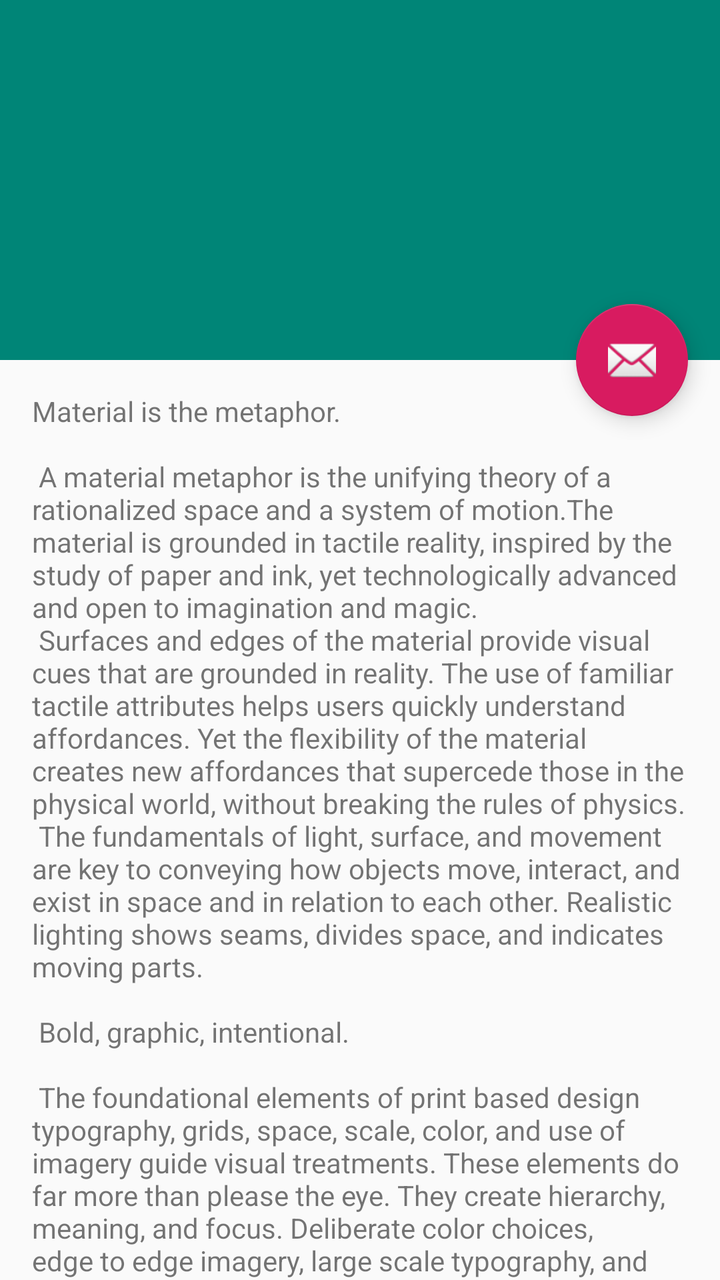
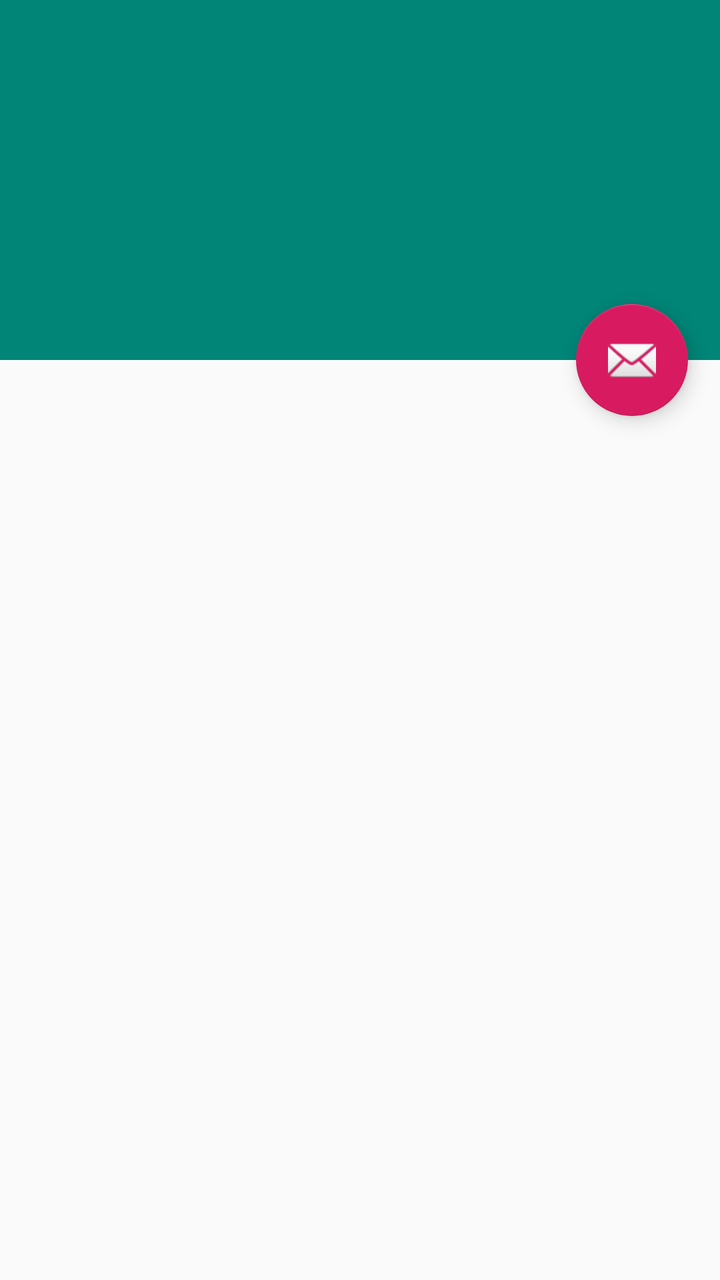

Two renders of the same Android screen: before a commit and after it. Below are the layout's source before the change and the commit's diff.
<!-- AndroidManifest.xml: activity theme AppTheme.NoActionBar -->
<!-- res/layout/activity_chapter.xml -->
<?xml version="1.0" encoding="utf-8"?>
<android.support.design.widget.CoordinatorLayout
        xmlns:android="http://schemas.android.com/apk/res/android"
        xmlns:app="http://schemas.android.com/apk/res-auto"
        xmlns:tools="http://schemas.android.com/tools"
        android:layout_width="match_parent"
        android:layout_height="match_parent"
        android:fitsSystemWindows="true"
        tools:context=".Activities.ChapterActivity">

    <android.support.design.widget.AppBarLayout
            android:id="@+id/app_bar"
            android:fitsSystemWindows="true"
            android:layout_height="@dimen/app_bar_height"
            android:layout_width="match_parent"
            android:theme="@style/AppTheme.AppBarOverlay">

        <android.support.design.widget.CollapsingToolbarLayout
                android:id="@+id/toolbar_layout"
                android:fitsSystemWindows="true"
                android:layout_width="match_parent"
                android:layout_height="match_parent"
                app:toolbarId="@+id/toolbar"
                app:layout_scrollFlags="scroll|exitUntilCollapsed"
                app:contentScrim="?attr/colorPrimary">

            <android.support.v7.widget.Toolbar
                    android:id="@+id/toolbar"
                    android:layout_height="?attr/actionBarSize"
                    android:layout_width="match_parent"
                    app:layout_collapseMode="pin"
                    app:popupTheme="@style/AppTheme.PopupOverlay"/>

        </android.support.design.widget.CollapsingToolbarLayout>
    </android.support.design.widget.AppBarLayout>

    <include layout="@layout/content_chapter"/>

    <android.support.design.widget.FloatingActionButton
            android:id="@+id/fab"
            android:layout_width="wrap_content"
            android:layout_height="wrap_content"
            android:layout_margin="@dimen/fab_margin"
            app:layout_anchor="@id/app_bar"
            app:layout_anchorGravity="bottom|end"
            app:srcCompat="@android:drawable/ic_dialog_email"/>

</android.support.design.widget.CoordinatorLayout>
<!-- res/layout/content_chapter.xml (included above) -->
<?xml version="1.0" encoding="utf-8"?>
<android.support.v4.widget.NestedScrollView
        xmlns:android="http://schemas.android.com/apk/res/android"
        xmlns:tools="http://schemas.android.com/tools"
        xmlns:app="http://schemas.android.com/apk/res-auto"
        app:layout_behavior="@string/appbar_scrolling_view_behavior"
        tools:showIn="@layout/activity_chapter"
        android:layout_width="match_parent"
        android:layout_height="match_parent"
        tools:context=".Activities.ChapterActivity">

    <TextView
            android:layout_width="wrap_content"
            android:layout_height="wrap_content"
            android:layout_margin="@dimen/text_margin"
            android:text="@string/large_text"/>

</android.support.v4.widget.NestedScrollView>
<!-- resources referenced by this layout -->
<resources>
  <dimen name="text_margin">16dp</dimen>
  <string name="large_text">
          "Material is the metaphor.\n\n"
  
          "A material metaphor is the unifying theory of a rationalized space and a system of motion."
          "The material is grounded in tactile reality, inspired by the study of paper and ink, yet "
          "technologically advanced and open to imagination and magic.\n"
          "Surfaces and edges of the material provide visual cues that are grounded in reality. The "
          "use of familiar tactile attributes helps users quickly understand affordances. Yet the "
          "flexibility of the material creates new affordances that supercede those in the physical "
          "world, without breaking the rules of physics.\n"
          "The fundamentals of light, surface, and movement are key to conveying how objects move, "
          "interact, and exist in space and in relation to each other. Realistic lighting shows "
          "seams, divides space, and indicates moving parts.\n\n"
  
          "Bold, graphic, intentional.\n\n"
  
          "The foundational elements of print based design typography, grids, space, scale, color, "
          "and use of imagery guide visual treatments. These elements do far more than please the "
          "eye. They create hierarchy, meaning, and focus. Deliberate color choices, edge to edge "
          "imagery, large scale typography, and intentional white space create a bold and graphic "
          "interface that immerse the user in the experience.\n"
          "An emphasis on user actions makes core functionality immediately apparent and provides "
          "waypoints for the user.\n\n"
  
          "Motion provides meaning.\n\n"
  
          "Motion respects and reinforces the user as the prime mover. Primary user actions are "
          "inflection points that initiate motion, transforming the whole design.\n"
          "All action takes place in a single environment. Objects are presented to the user without "
          "breaking the continuity of experience even as they transform and reorganize.\n"
          "Motion is meaningful and appropriate, serving to focus attention and maintain continuity. "
          "Feedback is subtle yet clear. Transitions are efﬁcient yet coherent.\n\n"
  
          "3D world.\n\n"
  
          "The material environment is a 3D space, which means all objects have x, y, and z "
          "dimensions. The z-axis is perpendicularly aligned to the plane of the display, with the "
          "positive z-axis extending towards the viewer. Every sheet of material occupies a single "
          "position along the z-axis and has a standard 1dp thickness.\n"
          "On the web, the z-axis is used for layering and not for perspective. The 3D world is "
          "emulated by manipulating the y-axis.\n\n"
  
          "Light and shadow.\n\n"
  
          "Within the material environment, virtual lights illuminate the scene. Key lights create "
          "directional shadows, while ambient light creates soft shadows from all angles.\n"
          "Shadows in the material environment are cast by these two light sources. In Android "
          "development, shadows occur when light sources are blocked by sheets of material at "
          "various positions along the z-axis. On the web, shadows are depicted by manipulating the "
          "y-axis only. The following example shows the card with a height of 6dp.\n\n"
  
          "Resting elevation.\n\n"
  
          "All material objects, regardless of size, have a resting elevation, or default elevation "
          "that does not change. If an object changes elevation, it should return to its resting "
          "elevation as soon as possible.\n\n"
  
          "Component elevations.\n\n"
  
          "The resting elevation for a component type is consistent across apps (e.g., FAB elevation "
          "does not vary from 6dp in one app to 16dp in another app).\n"
          "Components may have different resting elevations across platforms, depending on the depth "
          "of the environment (e.g., TV has a greater depth than mobile or desktop).\n\n"
  
          "Responsive elevation and dynamic elevation offsets.\n\n"
  
          "Some component types have responsive elevation, meaning they change elevation in response "
          "to user input (e.g., normal, focused, and pressed) or system events. These elevation "
          "changes are consistently implemented using dynamic elevation offsets.\n"
          "Dynamic elevation offsets are the goal elevation that a component moves towards, relative "
          "to the component’s resting state. They ensure that elevation changes are consistent "
          "across actions and component types. For example, all components that lift on press have "
          "the same elevation change relative to their resting elevation.\n"
          "Once the input event is completed or cancelled, the component will return to its resting "
          "elevation.\n\n"
  
          "Avoiding elevation interference.\n\n"
  
          "Components with responsive elevations may encounter other components as they move between "
          "their resting elevations and dynamic elevation offsets. Because material cannot pass "
          "through other material, components avoid interfering with one another any number of ways, "
          "whether on a per component basis or using the entire app layout.\n"
          "On a component level, components can move or be removed before they cause interference. "
          "For example, a floating action button (FAB) can disappear or move off screen before a "
          "user picks up a card, or it can move if a snackbar appears.\n"
          "On the layout level, design your app layout to minimize opportunities for interference. "
          "For example, position the FAB to one side of stream of a cards so the FAB won’t interfere "
          "when a user tries to pick up one of cards.\n\n"
      </string>
  <!-- unchanged entries left out for length: 5 -->
</resources>

<!-- the commit's change to res/layout/activity_chapter.xml (unified diff, before → after) -->
@@ -34,7 +34,7 @@
         </android.support.design.widget.CollapsingToolbarLayout>
     </android.support.design.widget.AppBarLayout>
 
-    <include layout="@layout/content_chapter"/>
+    <include layout="@layout/content_chapter" android:id="@+id/chapterRecyclerView"/>
 
     <android.support.design.widget.FloatingActionButton
             android:id="@+id/fab"
@@ -57,11 +57,7 @@
         android:layout_width="match_parent"
         android:layout_height="match_parent"
         tools:context=".Activities.ChapterActivity">
-
-    <TextView
-            android:layout_width="wrap_content"
-            android:layout_height="wrap_content"
-            android:layout_margin="@dimen/text_margin"
-            android:text="@string/large_text"/>
-
+    <android.support.v7.widget.RecyclerView
+            android:layout_width="match_parent"
+            android:layout_height="wrap_content"/>
 </android.support.v4.widget.NestedScrollView>
<!-- resource entries referenced after the edit -->
@@ -1,95 +1,5 @@
 <!-- resources referenced by this layout -->
 <resources>
-  <dimen name="text_margin">16dp</dimen>
-  <string name="large_text">
-          "Material is the metaphor.\n\n"
-  
-          "A material metaphor is the unifying theory of a rationalized space and a system of motion."
-          "The material is grounded in tactile reality, inspired by the study of paper and ink, yet "
-          "technologically advanced and open to imagination and magic.\n"
-          "Surfaces and edges of the material provide visual cues that are grounded in reality. The "
-          "use of familiar tactile attributes helps users quickly understand affordances. Yet the "
-          "flexibility of the material creates new affordances that supercede those in the physical "
-          "world, without breaking the rules of physics.\n"
-          "The fundamentals of light, surface, and movement are key to conveying how objects move, "
-          "interact, and exist in space and in relation to each other. Realistic lighting shows "
-          "seams, divides space, and indicates moving parts.\n\n"
-  
-          "Bold, graphic, intentional.\n\n"
-  
-          "The foundational elements of print based design typography, grids, space, scale, color, "
-          "and use of imagery guide visual treatments. These elements do far more than please the "
-          "eye. They create hierarchy, meaning, and focus. Deliberate color choices, edge to edge "
-          "imagery, large scale typography, and intentional white space create a bold and graphic "
-          "interface that immerse the user in the experience.\n"
-          "An emphasis on user actions makes core functionality immediately apparent and provides "
-          "waypoints for the user.\n\n"
-  
-          "Motion provides meaning.\n\n"
-  
-          "Motion respects and reinforces the user as the prime mover. Primary user actions are "
-          "inflection points that initiate motion, transforming the whole design.\n"
-          "All action takes place in a single environment. Objects are presented to the user without "
-          "breaking the continuity of experience even as they transform and reorganize.\n"
-          "Motion is meaningful and appropriate, serving to focus attention and maintain continuity. "
-          "Feedback is subtle yet clear. Transitions are efﬁcient yet coherent.\n\n"
-  
-          "3D world.\n\n"
-  
-          "The material environment is a 3D space, which means all objects have x, y, and z "
-          "dimensions. The z-axis is perpendicularly aligned to the plane of the display, with the "
-          "positive z-axis extending towards the viewer. Every sheet of material occupies a single "
-          "position along the z-axis and has a standard 1dp thickness.\n"
-          "On the web, the z-axis is used for layering and not for perspective. The 3D world is "
-          "emulated by manipulating the y-axis.\n\n"
-  
-          "Light and shadow.\n\n"
-  
-          "Within the material environment, virtual lights illuminate the scene. Key lights create "
-          "directional shadows, while ambient light creates soft shadows from all angles.\n"
-          "Shadows in the material environment are cast by these two light sources. In Android "
-          "development, shadows occur when light sources are blocked by sheets of material at "
-          "various positions along the z-axis. On the web, shadows are depicted by manipulating the "
-          "y-axis only. The following example shows the card with a height of 6dp.\n\n"
-  
-          "Resting elevation.\n\n"
-  
-          "All material objects, regardless of size, have a resting elevation, or default elevation "
-          "that does not change. If an object changes elevation, it should return to its resting "
-          "elevation as soon as possible.\n\n"
-  
-          "Component elevations.\n\n"
-  
-          "The resting elevation for a component type is consistent across apps (e.g., FAB elevation "
-          "does not vary from 6dp in one app to 16dp in another app).\n"
-          "Components may have different resting elevations across platforms, depending on the depth "
-          "of the environment (e.g., TV has a greater depth than mobile or desktop).\n\n"
-  
-          "Responsive elevation and dynamic elevation offsets.\n\n"
-  
-          "Some component types have responsive elevation, meaning they change elevation in response "
-          "to user input (e.g., normal, focused, and pressed) or system events. These elevation "
-          "changes are consistently implemented using dynamic elevation offsets.\n"
-          "Dynamic elevation offsets are the goal elevation that a component moves towards, relative "
-          "to the component’s resting state. They ensure that elevation changes are consistent "
-          "across actions and component types. For example, all components that lift on press have "
-          "the same elevation change relative to their resting elevation.\n"
-          "Once the input event is completed or cancelled, the component will return to its resting "
-          "elevation.\n\n"
-  
-          "Avoiding elevation interference.\n\n"
-  
-          "Components with responsive elevations may encounter other components as they move between "
-          "their resting elevations and dynamic elevation offsets. Because material cannot pass "
-          "through other material, components avoid interfering with one another any number of ways, "
-          "whether on a per component basis or using the entire app layout.\n"
-          "On a component level, components can move or be removed before they cause interference. "
-          "For example, a floating action button (FAB) can disappear or move off screen before a "
-          "user picks up a card, or it can move if a snackbar appears.\n"
-          "On the layout level, design your app layout to minimize opportunities for interference. "
-          "For example, position the FAB to one side of stream of a cards so the FAB won’t interfere "
-          "when a user tries to pick up one of cards.\n\n"
-      </string>
   <!-- unchanged entries left out for length: 5 -->
 </resources>
 
